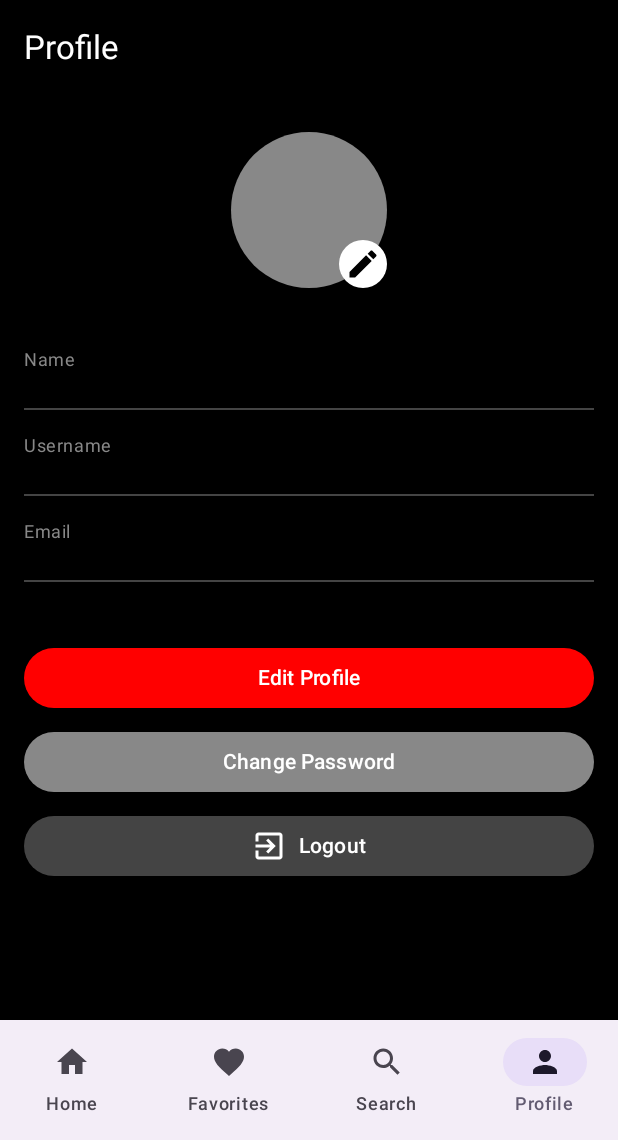
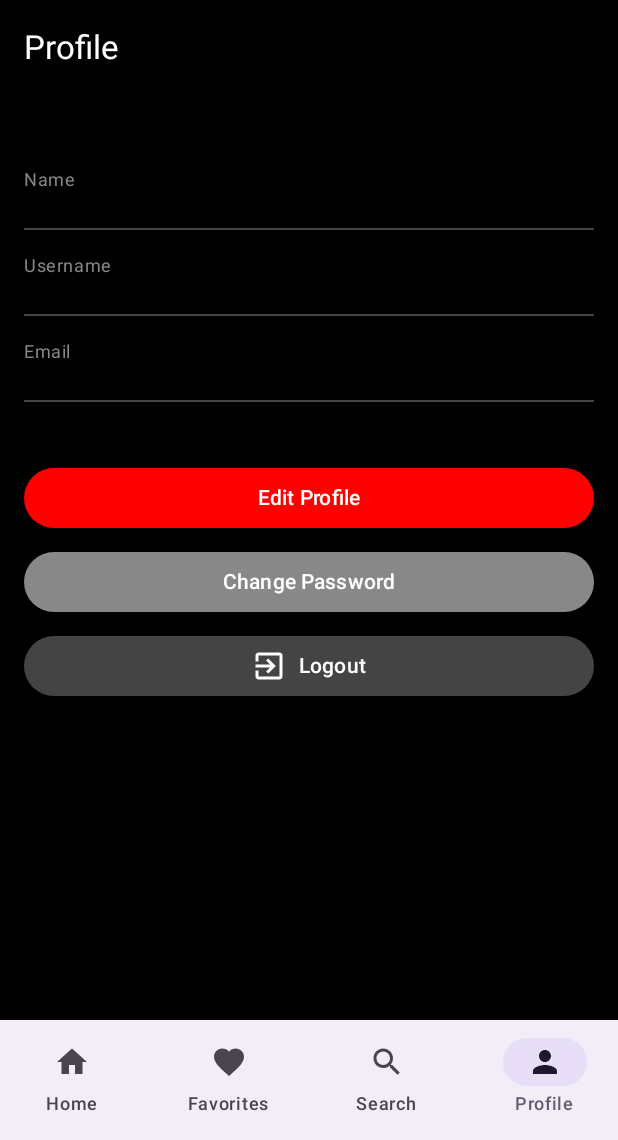
Before and after one commit to jilamikalalae/MovieMuse, an Android app built with Jetpack Compose: the ProfileScreen screen opened through its navigation route, on a phone screen of 412 x 824 dp, the part 96-1236 px from its top. Run offline under Robolectric (Android 15) with nearby library versions, the phone set to English and light mode, and no system bars; our stand-ins replace Firebase (no records; nobody signed in at launch, a user with empty details on screens opened directly).

Commit message:
remove profile picture

```diff
--- a/app/src/main/java/screens/ProfileScreen.kt
+++ b/app/src/main/java/screens/ProfileScreen.kt
@@ -63,27 +63,27 @@ fun ProfileScreen(navController: NavHostController) {
             horizontalAlignment = Alignment.CenterHorizontally
         ) {
             // Profile Picture
-            Box(
-                modifier = Modifier
-                    .size(120.dp)
-                    .padding(8.dp)
-            ) {
-                Box(
-                    modifier = Modifier
-                        .fillMaxSize()
-                        .clip(CircleShape)
-                        .background(Color.Gray)
-                )
-                IconButton(
-                    onClick = { /* Add image picker functionality */ },
-                    modifier = Modifier
-                        .align(Alignment.BottomEnd)
-                        .background(Color.White, CircleShape)
-                        .size(32.dp)
-                ) {
-                    Icon(Icons.Default.Edit, contentDescription = "Edit Profile Picture")
-                }
-            }
+//            Box(
+//                modifier = Modifier
+//                    .size(120.dp)
+//                    .padding(8.dp)
+//            ) {
+//                Box(
+//                    modifier = Modifier
+//                        .fillMaxSize()
+//                        .clip(CircleShape)
+//                        .background(Color.Gray)
+//                )
+//                IconButton(
+//                    onClick = { /* Add image picker functionality */ },
+//                    modifier = Modifier
+//                        .align(Alignment.BottomEnd)
+//                        .background(Color.White, CircleShape)
+//                        .size(32.dp)
+//                ) {
+//                    Icon(Icons.Default.Edit, contentDescription = "Edit Profile Picture")
+//                }
+//            }
 
             Spacer(modifier = Modifier.height(24.dp))
 
```
